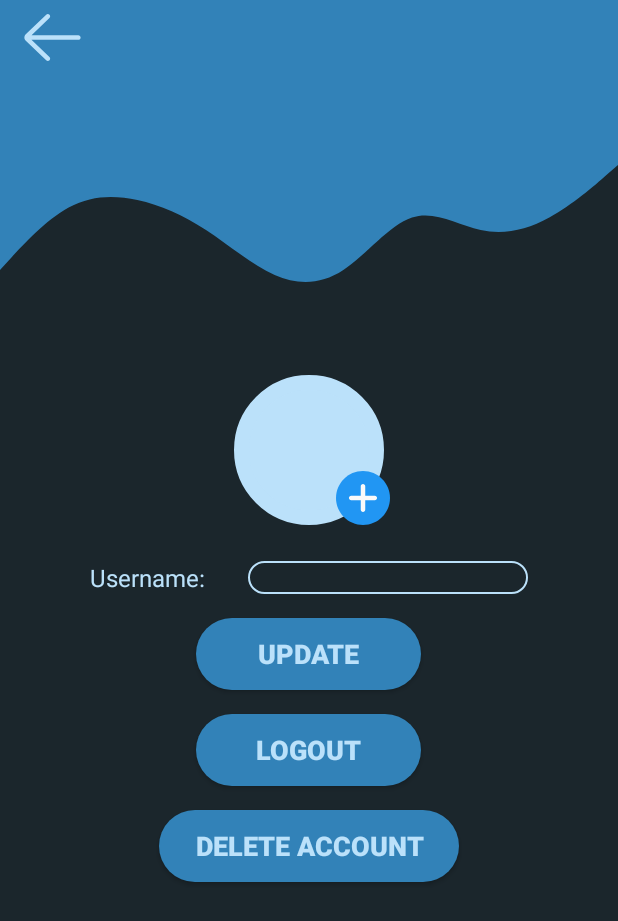
After one commit to aayushjn2048/DOOM-Final, an Android app: the layout designer.xml on its own in the app's theme, with its tools: preview values and no code run, on a phone screen of 412 x 824 dp. The commit adds this screen. Shown: the top 921 px of the screen. Run offline under Robolectric (Android 15) with nearby library versions, the phone set to English and light mode, and no system bars.

Commit message:
Layout Changes and Delete Account

```diff
--- a/app/src/main/res/layout/activity_registration.xml
+++ b/app/src/main/res/layout/activity_registration.xml
@@ -121,7 +121,7 @@
             android:background="@drawable/round_bg"
             android:backgroundTint="#3282B8"
             android:gravity="center_horizontal|center_vertical"
-            android:text="LOGIN"
+            android:text="REGISTER"
             android:textColor="@color/colorPrimary"
             android:textSize="18sp"
             android:textStyle="bold" />
--- /dev/null
+++ b/app/src/main/res/layout/designer.xml
@@ -0,0 +1,118 @@
+<?xml version="1.0" encoding="utf-8"?>
+<LinearLayout xmlns:android="http://schemas.android.com/apk/res/android"
+    android:layout_width="match_parent"
+    android:background="@color/theme_background"
+    xmlns:app="http://schemas.android.com/apk/res-auto"
+    android:orientation="vertical"
+    android:layout_height="match_parent">
+    <RelativeLayout
+        android:layout_width="match_parent"
+        android:layout_height="100dp"
+        android:background="@color/wave_color"
+        >
+
+        <ImageView
+            android:layout_width="50dp"
+            android:layout_height="50dp"
+            android:layout_alignParentLeft="true"
+            android:layout_marginLeft="10dp"
+            android:backgroundTint="@color/colorPrimary"
+            android:background="@drawable/ic_left_arrow" />
+    </RelativeLayout>
+    <View
+        android:layout_width="match_parent"
+        android:layout_height="100dp"
+        android:background="@drawable/ic_wave_latest"></View>
+    <ImageView
+        android:id="@+id/profile_image"
+        android:layout_width="100dp"
+        android:layout_height="100dp"
+        android:backgroundTint="@color/colorPrimary"
+        android:layout_gravity="center_horizontal"
+        android:layout_marginTop="50dp"
+        android:background="@drawable/circle"/>
+
+    <ImageView
+        android:id="@+id/updateProfilePic"
+        android:layout_width="36dp"
+        android:layout_height="36dp"
+        android:layout_gravity="center"
+        android:layout_marginLeft="36dp"
+        android:layout_marginTop="-36dp"
+        android:layout_marginBottom="24dp"
+        app:srcCompat="@drawable/ic_plus" />
+    <LinearLayout
+        android:layout_width="match_parent"
+        android:layout_height="wrap_content"
+        android:layout_marginLeft="60dp"
+        android:layout_marginRight="60dp"
+        android:orientation="horizontal">
+
+        <TextView
+            android:id="@+id/textUsername"
+            android:layout_width="wrap_content"
+            android:layout_height="wrap_content"
+            android:layout_weight="0.3"
+            android:text="Username: "
+            android:textSize="16sp"
+            android:textColor="@color/colorPrimary" />
+
+        <EditText
+            android:id="@+id/editTextUsername"
+            android:layout_width="wrap_content"
+            android:layout_height="wrap_content"
+            android:ems="10"
+            android:textSize="16sp"
+            android:background="@drawable/round_border"
+            android:inputType="textPersonName"
+            android:textColor="@color/colorPrimary"
+            android:textColorHint="#FFFFFF" />
+
+    </LinearLayout>
+    <Button
+        android:id="@+id/updateButton"
+        android:layout_width="150dp"
+        android:layout_height="wrap_content"
+        android:layout_marginLeft="10dp"
+        android:layout_marginTop="16dp"
+        android:layout_gravity="center_horizontal"
+        android:layout_marginRight="10dp"
+        android:background="@drawable/round_bg"
+        android:backgroundTint="#3282B8"
+        android:gravity="center_horizontal|center_vertical"
+        android:text="UPDATE"
+        android:textColor="@color/colorPrimary"
+        android:textSize="18sp"
+        android:textStyle="bold" />
+    <Button
+        android:id="@+id/logoutButton"
+        android:layout_width="150dp"
+        android:layout_height="wrap_content"
+        android:layout_marginLeft="10dp"
+        android:layout_marginTop="16dp"
+        android:layout_gravity="center_horizontal"
+        android:layout_marginRight="10dp"
+        android:background="@drawable/round_bg"
+        android:backgroundTint="#3282B8"
+        android:gravity="center_horizontal|center_vertical"
+        android:text="LOGOUT"
+        android:textColor="@color/colorPrimary"
+        android:textSize="18sp"
+        android:textStyle="bold" />
+    <Button
+        android:id="@+id/deleteaccButton"
+        android:layout_width="200dp"
+        android:layout_height="wrap_content"
+        android:layout_marginLeft="10dp"
+        android:layout_marginTop="16dp"
+        android:layout_gravity="center_horizontal"
+        android:layout_marginRight="10dp"
+        android:background="@drawable/round_bg"
+        android:backgroundTint="#3282B8"
+        android:gravity="center_horizontal|center_vertical"
+        android:text="DELETE ACCOUNT"
+        android:textColor="@color/colorPrimary"
+        android:textSize="18sp"
+        android:textStyle="bold" />
+
+</LinearLayout>
--- a/app/src/main/res/menu/menu.xml
+++ b/app/src/main/res/menu/menu.xml
@@ -4,6 +4,7 @@
     <item
         android:title="Setting"
         android:id="@+id/settingsButton"
+        android:iconTint="@color/colorPrimary"
         android:icon="@drawable/ic_baseline_settings_24"
         app:showAsAction="always"
         />
--- a/app/src/main/res/values/colors.xml
+++ b/app/src/main/res/values/colors.xml
@@ -10,6 +10,8 @@
     <color name="teal_700">#FF018786</color>
     <color name="lightGrey">#EDEDED</color>
     <color name="whatsAppColor">#0b6156</color>
+    <color name="theme_background">#1B262C</color>
+    <color name="wave_color">#3282B8</color>
     <color name="red">#9F0B0B</color>
     <color name="status_background">#009688</color>
     <color name="white">#FFFFFF</color>
```
Also changed, not shown: app/src/main/AndroidManifest.xml (+6 -2 lines), app/src/main/java/com/doom/Settings.java (+60 -0 lines), app/src/main/res/drawable/ic_try_angry.xml (added, +12 -0 lines), app/src/main/res/drawable/ic_try_happy.xml (added, +7 -0 lines), app/src/main/res/drawable/ic_try_love.xml (added, +15 -0 lines), app/src/main/res/drawable/ic_try_sad.xml (added, +10 -0 lines), app/src/main/res/drawable/mood_border.xml (added, +7 -0 lines), app/src/main/res/layout/activity_mood.xml (+5 -2 lines).
